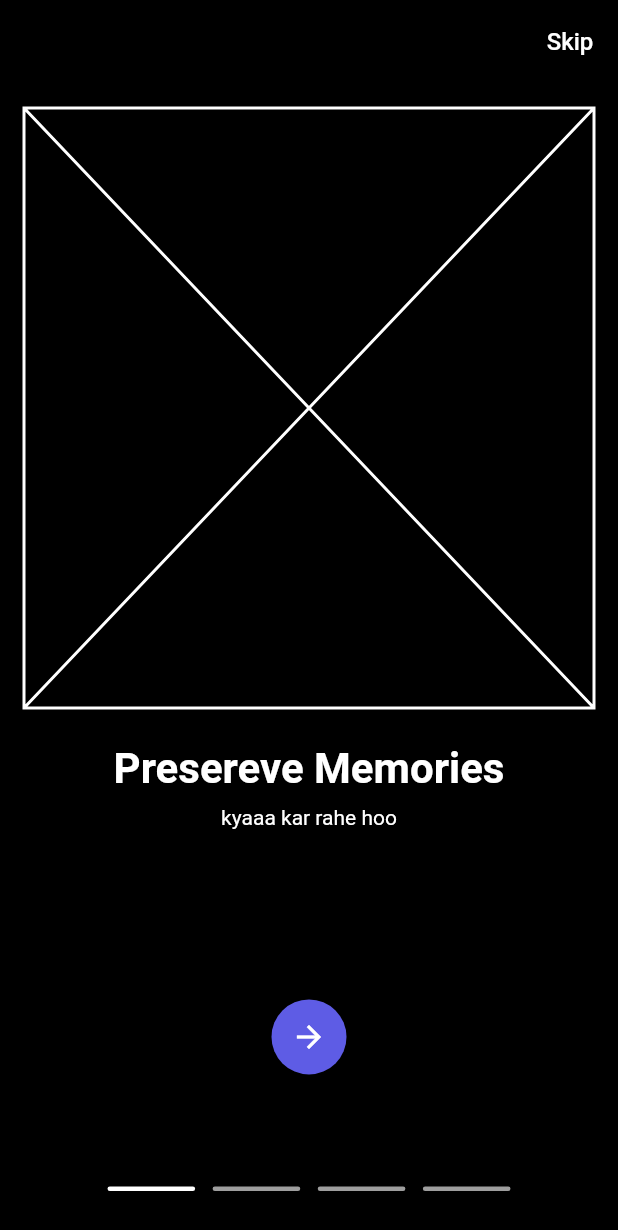
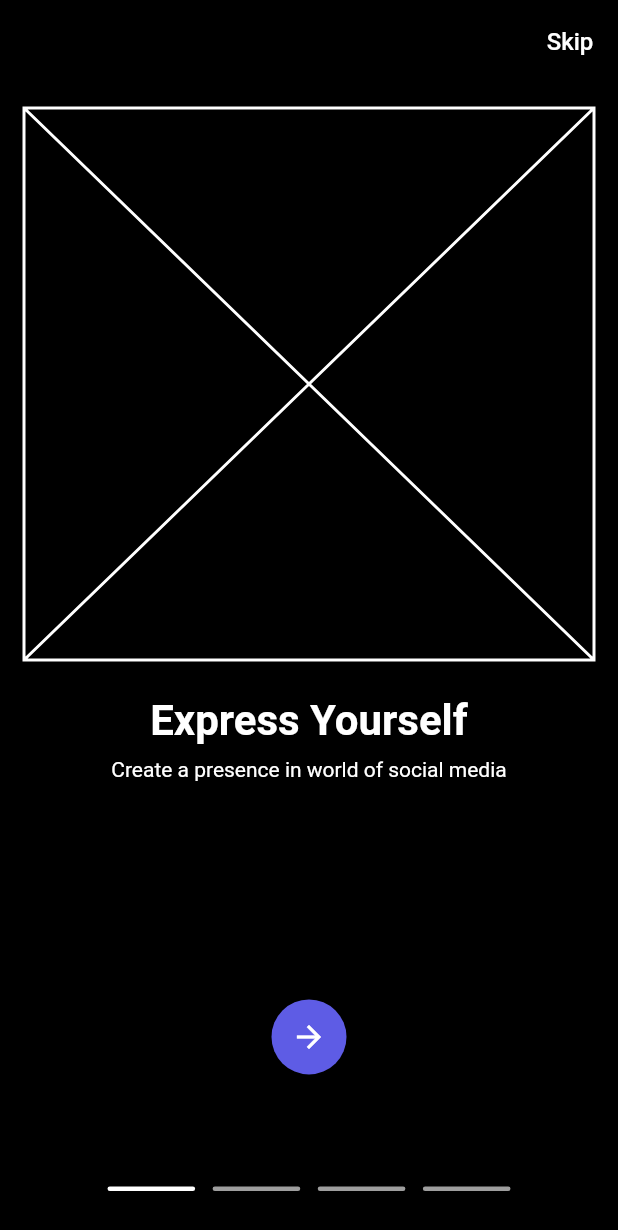
Before and after one commit to Rkshrest/appx, a Flutter app: the screen it shows after launch, on a phone screen of 412 x 824 dp. Shown: the top 1230 px of the screen. Run offline on Flutter 3.47's test engine with Material 2 defaults, Android fonts, the light colour scheme and no system bars; our stand-ins replace flutter_svg.

Commit message:
made use reuseable and customizeable

```diff
--- /dev/null
+++ b/lib/views/Onboarding/Common/onboard_image_and_title.dart
@@ -0,0 +1,38 @@
+import 'package:flutter/material.dart';
+
+class ImageHeader extends StatelessWidget {
+  const ImageHeader({Key? key, required this.title, required this.subTitle})
+      : super(key: key);
+  final String title;
+  final String subTitle;
+  @override
+  Widget build(BuildContext context) {
+    return Column(
+      children: [
+        const SizedBox(
+          height: 400,
+          child: Padding(
+            padding: EdgeInsets.all(16.0),
+            child: Placeholder(
+              color: Colors.white,
+            ),
+          ),
+        ),
+        Padding(
+          padding: const EdgeInsets.all(8.0),
+          child: Text(
+            title,
+            style: const TextStyle(fontSize: 28, fontWeight: FontWeight.bold),
+          ),
+        ),
+        SizedBox(
+          height: 40,
+          child: Text(
+            subTitle,
+            textAlign: TextAlign.center,
+          ),
+        )
+      ],
+    );
+  }
+}
--- a/lib/views/Onboarding/onboarding.dart
+++ b/lib/views/Onboarding/onboarding.dart
@@ -1,3 +1,4 @@
+import 'package:appx/views/Onboarding/Common/onboard_image_and_title.dart';
 import 'package:flutter/material.dart';
 
 class Onbarding extends StatefulWidget {
@@ -44,82 +45,22 @@ class _OnbardingState extends State<Onbarding> {
               onPageChanged: (indx) => setState(() {
                 current = indx;
               }),
-              children: [
-                Column(
-                  children: const [
-                    Padding(
-                      padding: EdgeInsets.all(16.0),
-                      child: Placeholder(
-                        color: Colors.white,
-                      ),
-                    ),
-                    Padding(
-                      padding: EdgeInsets.all(8.0),
-                      child: Text(
-                        "Presereve Memories",
-                        style: TextStyle(
-                            fontSize: 28, fontWeight: FontWeight.bold),
-                      ),
-                    ),
-                    Text("kyaaa kar rahe hoo")
-                  ],
+              children: const [
+                ImageHeader(
+                  title: "Express Yourself",
+                  subTitle: "Create a presence in world of social media",
                 ),
-                Column(
-                  children: const [
-                    Padding(
-                      padding: EdgeInsets.all(16.0),
-                      child: Placeholder(
-                        color: Colors.white,
-                      ),
-                    ),
-                    Padding(
-                      padding: EdgeInsets.all(8.0),
-                      child: Text(
-                        "Presereve Memories",
-                        style: TextStyle(
-                            fontSize: 28, fontWeight: FontWeight.bold),
-                      ),
-                    ),
-                    Text("hal chaal theek hai?")
-                  ],
+                ImageHeader(
+                  title: "Express Yourself",
+                  subTitle: "Create a presence in world of social media",
                 ),
-                Column(
-                  children: const [
-                    Padding(
-                      padding: EdgeInsets.all(16.0),
-                      child: Placeholder(
-                        color: Colors.white,
-                      ),
-                    ),
-                    Padding(
-                      padding: EdgeInsets.all(8.0),
-                      child: Text(
-                        "Presereve Memories",
-                        style: TextStyle(
-                            fontSize: 28, fontWeight: FontWeight.bold),
-                      ),
-                    ),
-                    Text("isko complete kardo pls")
-                  ],
+                ImageHeader(
+                  title: "Express Yourself",
+                  subTitle: "Create a presence in world of social media",
                 ),
-                Column(
-                  children: const [
-                    Padding(
-                      padding: EdgeInsets.all(16.0),
-                      child: Placeholder(
-                        color: Colors.white,
-                      ),
-                    ),
-                    Padding(
-                      padding: EdgeInsets.all(8.0),
-                      child: Text(
-                        "Presereve Memories",
-                        style: TextStyle(
-                            fontSize: 28, fontWeight: FontWeight.bold),
-                      ),
-                    ),
-                    Text("you are not doing it XD")
-                  ],
+                ImageHeader(
+                  title: "Express Yourself",
+                  subTitle: "Create a presence in world of social media",
                 ),
               ],
             ),
```
